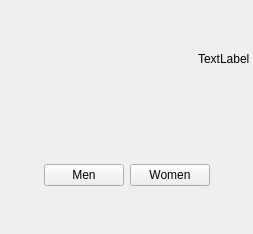
This is sours/UI/w_converter.ui in andmoni/converter_readings as Qt 5 draws it before an edit. The edited form follows.
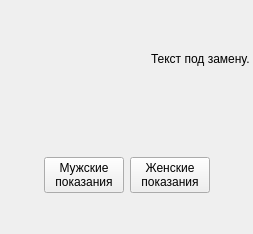
This is the edited form. Icons and pictures are not drawn.

Diff of the .ui file:
```diff
--- a/sours/UI/w_converter.ui
+++ b/sours/UI/w_converter.ui
@@ -44,7 +44,7 @@
      <item>
       <widget class="QLabel" name="lbl_status_info">
        <property name="text">
-        <string>TextLabel</string>
+        <string>Текст под замену.</string>
        </property>
       </widget>
      </item>
@@ -75,7 +75,8 @@
       <item>
        <widget class="QPushButton" name="pbtn_men">
         <property name="text">
-         <string>Men</string>
+         <string>Мужские
+показания</string>
         </property>
         <property name="icon">
          <iconset resource="res.qrc">
@@ -92,7 +93,8 @@
       <item>
        <widget class="QPushButton" name="pbtn_women">
         <property name="text">
-         <string>Women</string>
+         <string>Женские
+показания</string>
         </property>
         <property name="icon">
          <iconset resource="res.qrc">
```
Left out of the diff: 11 changed lines with no effect on the pictures.
